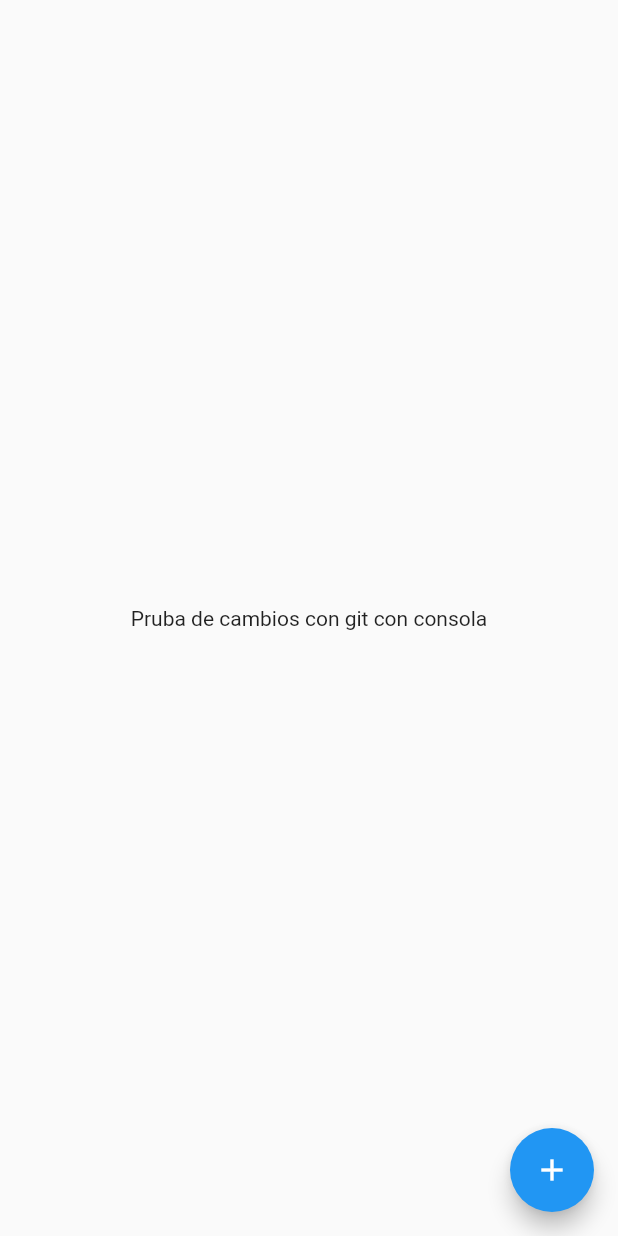
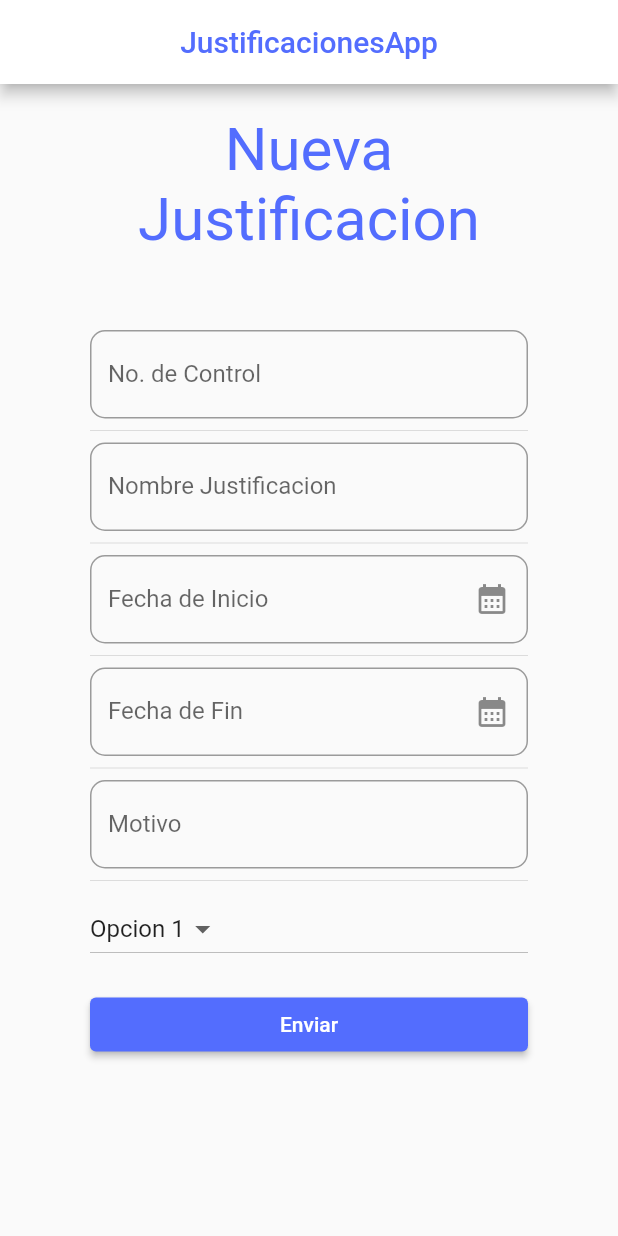
Before and after one commit to xXAngel-15Xx/JustificacionApp, a Flutter app: the screen it shows after launch, on a phone screen of 412 x 824 dp. Run offline on Flutter 3.47's test engine with Material 2 defaults, Android fonts, the phone set to English and light mode, and no system bars; our stand-ins replace sqflite; accounts and stored records are empty.

Commit message:
Form_Page
Pagina del formulario de Justificaciones

```diff
--- a/lib/main.dart
+++ b/lib/main.dart
@@ -1,5 +1,7 @@
 import 'package:flutter/material.dart';
+import 'package:justificacion_app/src/pages/formu_page.dart';
 import 'package:justificacion_app/src/pages/home_page.dart';
+import 'package:flutter_localizations/flutter_localizations.dart';
 
 void main() => runApp(const MyApp());
 
@@ -9,10 +11,24 @@ class MyApp extends StatelessWidget {
   @override
   Widget build(BuildContext context) {
     return MaterialApp(
+      //esto es para el formato de fechas en el form_page
+      localizationsDelegates: [
+        GlobalMaterialLocalizations.delegate,
+        GlobalWidgetsLocalizations.delegate,
+        GlobalCupertinoLocalizations.delegate,
+      ],
+      supportedLocales: [
+        Locale('en', 'US'), // English
+        Locale('es', 'ES'), // Spanish
+      ],
+      //hasta aqui
       debugShowCheckedModeBanner: false,
       title: 'Justificaciones App',
-      routes: {'home': (context) => const HomePage()},
-      initialRoute: 'home',
+      routes: {
+        'home': (context) => const HomePage(),
+        'form': (context) => FormPage(),
+      },
+      initialRoute: 'form',
     );
   }
 }
--- /dev/null
+++ b/lib/src/pages/formu_page.dart
@@ -0,0 +1,231 @@
+import 'package:flutter/material.dart';
+import 'package:justificacion_app/src/pages/home_page.dart';
+
+class FormPage extends StatefulWidget {
+  @override
+  State<FormPage> createState() => _FormPageState();
+}
+
+class _FormPageState extends State<FormPage> {
+  String _numero = "";
+  String _nombre = "";
+  String _inicio = "";
+  String _fin = "";
+  String _motivo = "";
+  String _seleccion = "Opcion 1";
+
+  List _docentes = ['Opcion 1', 'Opcion 2', 'Opcion 3', 'Opcion 4', 'Opcion 5'];
+
+  TextEditingController _inputDate = new TextEditingController();
+
+  String dropdownValue = 'Opción 1';
+  TextEditingController textFieldController = TextEditingController();
+
+  @override
+  Widget build(BuildContext context) {
+    return Scaffold(
+      appBar: AppBar(
+        backgroundColor: Colors.white,
+        centerTitle: true,
+        title: Text(
+          "JustificacionesApp",
+          style: TextStyle(color: Colors.indigoAccent),
+        ),
+      ),
+      body: Center(
+        child: ListView(
+          padding: EdgeInsets.symmetric(horizontal: 60, vertical: 20),
+          children: <Widget>[
+            Text(
+              "Nueva Justificacion",
+              style: TextStyle(fontSize: 40, color: Colors.indigoAccent),
+              textAlign: TextAlign.center,
+            ),
+            SizedBox(width: 10, height: 50),
+            _crearNumero(),
+            Divider(),
+            _crearnombre(),
+            Divider(),
+            _crearIni(),
+            Divider(),
+            _crearFin(),
+            Divider(),
+            _crearMotivo(context),
+            Divider(),
+            _crearLista(),
+            SizedBox(height: 16.0),
+            _crearBoton(context),
+          ],
+        ),
+      ),
+    );
+  }
+
+  Widget _crearNumero() {
+    return TextField(
+      //autofocus: true,
+
+      decoration: InputDecoration(
+        border: OutlineInputBorder(
+          borderRadius: BorderRadius.circular(10),
+        ),
+        hintText: "No. de Control",
+        labelText: "No. de Control",
+      ),
+      onChanged: (valor) {
+        setState(() {
+          _nombre = valor;
+        });
+      },
+    );
+  }
+
+  Widget _crearnombre() {
+    return TextField(
+      //autofocus: true,
+
+      decoration: InputDecoration(
+        border: OutlineInputBorder(
+          borderRadius: BorderRadius.circular(10),
+        ),
+        hintText: "Nombre Justificacion",
+        labelText: "Nombre Justificacion",
+      ),
+      onChanged: (valor) {
+        setState(() {
+          _nombre = valor;
+        });
+      },
+    );
+  }
+
+  Widget _crearIni() {
+    return TextField(
+      enableInteractiveSelection: false,
+      controller: _inputDate,
+      decoration: InputDecoration(
+        border: OutlineInputBorder(
+          borderRadius: BorderRadius.circular(10),
+        ),
+        hintText: "Fecha de Inicio",
+        labelText: "Fecha de Inicio",
+        suffixIcon: Icon(Icons.calendar_month),
+      ),
+      onTap: () {
+        FocusScope.of(context).requestFocus(new FocusNode());
+        _dateInicio(context);
+      },
+    );
+  }
+
+  _dateInicio(BuildContext context) async {
+    DateTime picked = (await showDatePicker(
+      context: context,
+      initialDate: new DateTime.now(),
+      firstDate: new DateTime(2000),
+      lastDate: new DateTime(2025),
+      locale: Locale('es', 'ES'),
+    )) as DateTime;
+
+    if (picked != null) {
+      setState(() {
+        _inicio = picked.toString();
+        _inputDate.text = _inicio;
+      });
+    }
+  }
+
+  Widget _crearFin() {
+    return TextField(
+      enableInteractiveSelection: false,
+      controller: _inputDate,
+      decoration: InputDecoration(
+        border: OutlineInputBorder(
+          borderRadius: BorderRadius.circular(10),
+        ),
+        hintText: "Fecha de Fin",
+        labelText: "Fecha de Fin",
+        suffixIcon: Icon(Icons.calendar_month),
+      ),
+      onTap: () {
+        FocusScope.of(context).requestFocus(new FocusNode());
+        _dateFin(context);
+      },
+    );
+  }
+
+  _dateFin(BuildContext context) async {
+    DateTime picked = (await showDatePicker(
+      context: context,
+      initialDate: new DateTime.now(),
+      firstDate: new DateTime(2000),
+      lastDate: new DateTime(2025),
+      locale: Locale('es', 'ES'),
+    )) as DateTime;
+
+    if (picked != null) {
+      setState(() {
+        _fin = picked.toString();
+        _inputDate.text = _fin;
+      });
+    }
+  }
+
+  Widget _crearMotivo(BuildContext context) {
+    return TextField(
+      decoration: InputDecoration(
+        border: OutlineInputBorder(
+          borderRadius: BorderRadius.circular(10),
+        ),
+        hintText: "Motivo",
+        labelText: "Motivo",
+      ),
+      onChanged: (valor) {
+        setState(() {
+          _nombre = valor;
+        });
+      },
+    );
+  }
+
+  Widget _crearLista() {
+    return DropdownButton(
+      value: _seleccion,
+      items: getOpciones(),
+      onChanged: (opt) {
+        setState(() {
+          _seleccion = opt!;
+        });
+      },
+    );
+  }
+
+  List<DropdownMenuItem<String>> getOpciones() {
+    List<DropdownMenuItem<String>> lista = [];
+    _docentes.forEach((maestro) {
+      lista.add(DropdownMenuItem(
+        child: Text(maestro),
+        value: maestro,
+      ));
+    });
+
+    return lista;
+  }
+}
+
+Widget _crearBoton(BuildContext context) {
+  return ElevatedButton(
+    style: ButtonStyle(
+      backgroundColor: MaterialStateProperty.all<Color>(Colors.indigoAccent),
+    ),
+    onPressed: () {
+      final route = MaterialPageRoute(
+        builder: (context) {
+          return HomePage();
+        },
+      );
+      Navigator.push(context, route);
+    },
+    child: Text('Enviar'),
+  );
+}
--- a/lib/src/pages/home_page.dart
+++ b/lib/src/pages/home_page.dart
@@ -8,7 +8,7 @@ class HomePage extends StatelessWidget {
   Widget build(BuildContext context) {
     return Scaffold(
       body: const Center(
-        child: Text('Pruba de cambios con git con consola'),
+        child: Text('Pruba de cambios con git'),
       ),
       floatingActionButton: FloatingActionButton(
         onPressed: () async {
```
Also changed, not shown: pubspec.yaml (+5 -2 lines), pubspec.lock.
